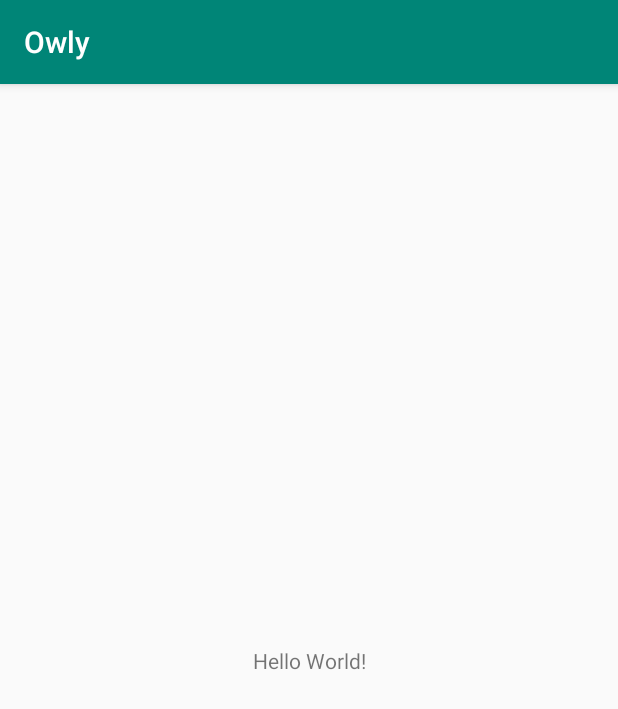
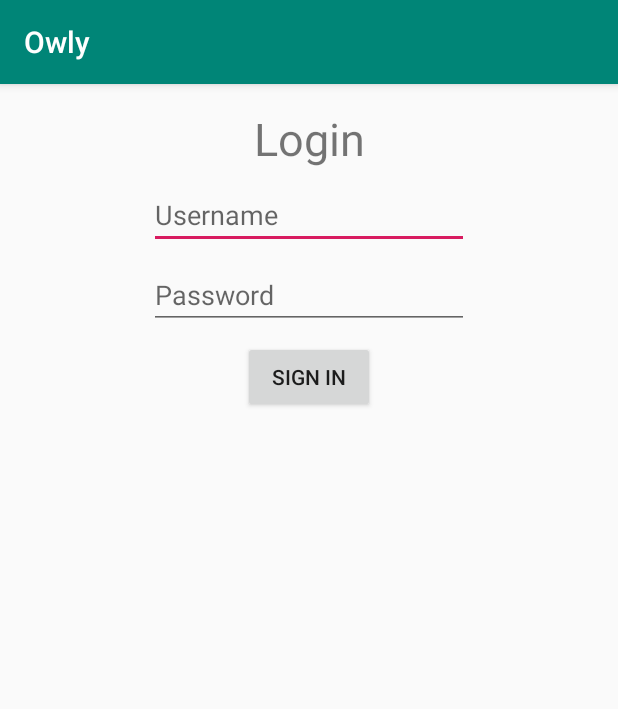
Before and after one commit to MindaugasVarkalys/owly, an Android app: the screen it shows after launch (MainActivity), on a phone screen of 412 x 824 dp. Shown: the top 709 px of the screen. Run offline under Robolectric (Android 15) with nearby library versions, the phone set to English and light mode, and no system bars.

Commit message:
Login activity - Setup

```diff
--- a/app/src/main/java/tech/owly/owly/MainActivity.kt
+++ b/app/src/main/java/tech/owly/owly/MainActivity.kt
@@ -2,11 +2,28 @@ package tech.owly.owly
 
 import android.support.v7.app.AppCompatActivity
 import android.os.Bundle
+import android.widget.Toast
+import kotlinx.android.synthetic.main.activity_main.*
 
 class MainActivity : AppCompatActivity() {
 
     override fun onCreate(savedInstanceState: Bundle?) {
         super.onCreate(savedInstanceState)
         setContentView(R.layout.activity_main)
+
+        sign_in.setOnClickListener {
+            val username = username.text.toString()
+            val password = password.text.toString()
+            if (validateCredentials(username,password)){
+                Toast.makeText(this,"Login successful!",Toast.LENGTH_SHORT).show()
+            }
+            else{
+                Toast.makeText(this,"Invalid credentials",Toast.LENGTH_SHORT).show()
+            }
+        }
     }
+
+    fun validateCredentials(username: String, password: String) =
+        username == "admin" && password == "admin"
+
 }
--- a/app/src/main/res/layout/activity_main.xml
+++ b/app/src/main/res/layout/activity_main.xml
@@ -8,12 +8,36 @@
         tools:context=".MainActivity">
 
     <TextView
+            android:text="Login"
             android:layout_width="wrap_content"
             android:layout_height="wrap_content"
-            android:text="Hello World!"
-            app:layout_constraintBottom_toBottomOf="parent"
-            app:layout_constraintLeft_toLeftOf="parent"
-            app:layout_constraintRight_toRightOf="parent"
-            app:layout_constraintTop_toTopOf="parent"/>
+            android:id="@+id/login_title" app:layout_constraintEnd_toEndOf="parent" android:layout_marginEnd="8dp"
+            app:layout_constraintStart_toStartOf="parent" android:layout_marginStart="8dp"
+            android:layout_marginTop="16dp" app:layout_constraintTop_toTopOf="parent" android:textSize="30sp"/>
+    <EditText
+            android:layout_width="wrap_content"
+            android:layout_height="wrap_content"
+            android:inputType="textPersonName"
+            android:ems="10"
+            android:id="@+id/username" android:layout_marginEnd="8dp"
+            app:layout_constraintEnd_toEndOf="parent" android:layout_marginStart="8dp"
+            app:layout_constraintStart_toStartOf="parent" android:layout_marginTop="8dp"
+            app:layout_constraintTop_toBottomOf="@+id/login_title" android:hint="Username"/>
+    <EditText
+            android:layout_width="wrap_content"
+            android:layout_height="wrap_content"
+            android:inputType="textPassword"
+            android:ems="10"
+            android:id="@+id/password" app:layout_constraintEnd_toEndOf="parent"
+            android:layout_marginEnd="8dp" app:layout_constraintStart_toStartOf="parent"
+            android:layout_marginStart="8dp" android:layout_marginTop="8dp"
+            app:layout_constraintTop_toBottomOf="@+id/username" android:hint="Password"/>
+    <Button
+            android:text="Sign In"
+            android:layout_width="wrap_content"
+            android:layout_height="wrap_content"
+            android:id="@+id/sign_in" app:layout_constraintEnd_toEndOf="parent" android:layout_marginEnd="8dp"
+            app:layout_constraintStart_toStartOf="parent" android:layout_marginStart="8dp"
+            android:layout_marginTop="8dp" app:layout_constraintTop_toBottomOf="@+id/password"/>
 
 </android.support.constraint.ConstraintLayout>
```
Also changed, not shown: 1 other file.
